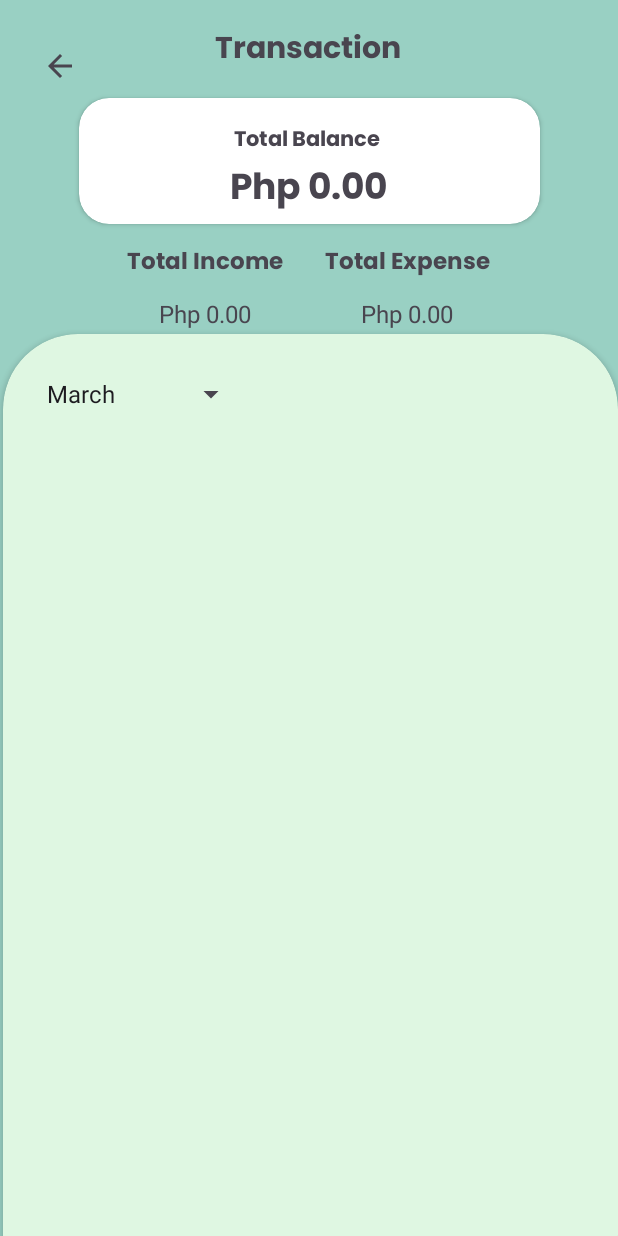
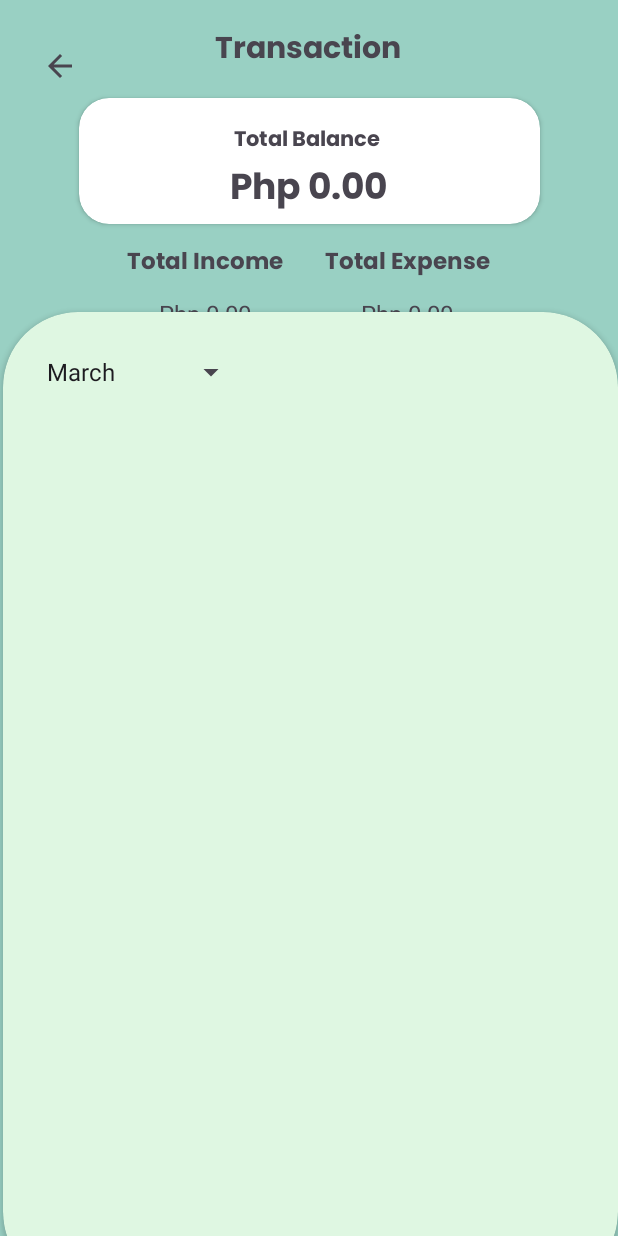
Before and after one commit to dennissegailfrancisco/PesoWise, an Android app: the TransactionActivity screen opened directly, with no data from a screen before it, on a phone screen of 412 x 824 dp. Run offline under Robolectric (Android 15) with nearby library versions, the phone set to English and light mode, and no system bars.

Commit message:
pdf photo

```diff
--- a/app/src/main/res/layout/activity_transaction.xml
+++ b/app/src/main/res/layout/activity_transaction.xml
@@ -164,7 +164,7 @@
         android:layout_height="650dp"
         android:layout_marginStart="1dp"
         android:layout_marginTop="14dp"
-        android:layout_marginBottom="-10dp"
+        android:layout_marginBottom="20dp"
         app:cardBackgroundColor="#DFF7E2"
         app:cardCornerRadius="50dp"
         app:layout_constraintBottom_toBottomOf="parent"
```
Also changed, not shown: app/src/main/res/drawable/pdf (1).png (added).
